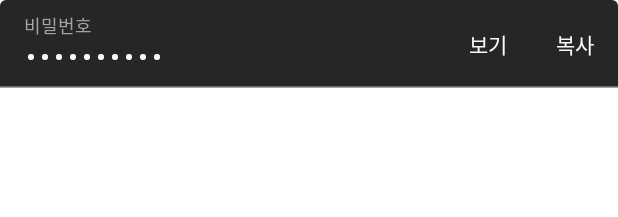
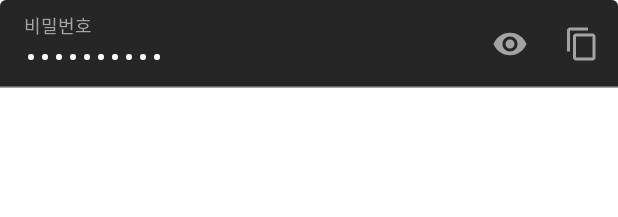
Before and after one commit to carti1108/KeyManage, an Android app built with Jetpack Compose: the @Preview function KMPasswordFieldPreview, on a phone screen of 412 x 824 dp. Shown: the top 217 px of the screen. Run offline under Robolectric (Android 15) with nearby library versions, the phone set to English and light mode, and no system bars.

Commit message:
feat: Android 디자인 시스템에 M3 위쪽 바·입력 칸·아이콘 추가
KMTopBar·KMScreen은 M3 TopAppBar를, KMTextField는 M3 Filled 필드를 감싼다. KMIcons는 Material Icons 경로만 담아 의존성을 늘리지 않는다. 테마가 비워 두던 M3 표면·컨테이너 색을 무채색 토큰으로 채운다. 컴포넌트 계약 검사가 코드와 6.1절 표를 함께 보므로 문서도 같은 커밋에 둔다.

Co-Authored-By: Claude Fable 5.2 <noreply@anthropic.com>

```diff
--- a/Apps/Android/core/designsystem/src/main/kotlin/com/keymanage/android/designsystem/KeyManageTheme.kt
+++ b/Apps/Android/core/designsystem/src/main/kotlin/com/keymanage/android/designsystem/KeyManageTheme.kt
@@ -55,11 +55,31 @@ fun KeyManageColors.toColorScheme(dark: Boolean): ColorScheme {
         onSurface = cardForeground,
         surfaceVariant = muted,
         onSurfaceVariant = mutedForeground,
+        // M3 컴포넌트(대화상자·탭 바·메뉴)가 쓰는 표면 단계와 컨테이너도 무채색 토큰으로 채운다.
+        // 비워 두면 M3 기본 보라 계열이 비친다(design-system.md 1.2 흑백 원칙).
+        surfaceDim = background,
+        surfaceBright = card,
+        surfaceContainerLowest = background,
+        surfaceContainerLow = card,
+        surfaceContainer = card,
+        surfaceContainerHigh = card,
         surfaceContainerHighest = muted,
+        surfaceTint = foreground,
+        inverseSurface = foreground,
+        inverseOnSurface = background,
         primary = primary,
         onPrimary = primaryForeground,
+        primaryContainer = muted,
+        onPrimaryContainer = foreground,
+        inversePrimary = primaryForeground,
         secondary = accent,
         onSecondary = accentForeground,
+        secondaryContainer = muted,
+        onSecondaryContainer = foreground,
+        tertiary = accent,
+        onTertiary = accentForeground,
+        tertiaryContainer = muted,
+        onTertiaryContainer = foreground,
         error = destructive,
         onError = destructiveForeground,
         outline = border,
--- /dev/null
+++ b/Apps/Android/core/designsystem/src/main/kotlin/com/keymanage/android/designsystem/component/KMIcons.kt
@@ -0,0 +1,83 @@
+package com.keymanage.android.designsystem.component
+
+import androidx.compose.ui.graphics.Color
+import androidx.compose.ui.graphics.SolidColor
+import androidx.compose.ui.graphics.vector.ImageVector
+import androidx.compose.ui.graphics.vector.addPathNodes
+import androidx.compose.ui.unit.dp
+
+/**
+ * 화면에서 쓰는 Material Icons(design-system.md 7장, platform-bindings.md 아이콘 표).
+ * 아이콘 라이브러리 의존성을 두지 않으려고 필요한 것만 24dp 경로 데이터로 둔다(Apache-2.0, Google Material Icons).
+ */
+object KMIcons {
+    /** 뒤로 가기(`arrow_back`). */
+    val Back: ImageVector by lazy { icon("ArrowBack", "M20,11H7.83l5.59,-5.59L12,4l-8,8 8,8 1.41,-1.41L7.83,13H20v-2z", autoMirror = true) }
+
+    /** 볼트 잠금(`lock`). */
+    val Lock: ImageVector by lazy {
+        icon(
+            "Lock",
+            "M18,8h-1V6c0,-2.76 -2.24,-5 -5,-5S7,3.24 7,6v2H6c-1.1,0 -2,0.9 -2,2v10c0,1.1 0.9,2 2,2h12c1.1,0 2,-0.9 2,-2V10c0,-1.1 -0.9,-2 -2,-2z" +
+                "M12,17c-1.1,0 -2,-0.9 -2,-2s0.9,-2 2,-2 2,0.9 2,2 -0.9,2 -2,2zM15.1,8H8.9V6c0,-1.71 1.39,-3.1 3.1,-3.1 1.71,0 3.1,1.39 3.1,3.1v2z",
+        )
+    }
+
+    /** 비밀번호 보기(`visibility`). */
+    val Visibility: ImageVector by lazy {
+        icon(
+            "Visibility",
+            "M12,4.5C7,4.5 2.73,7.61 1,12c1.73,4.39 6,7.5 11,7.5s9.27,-3.11 11,-7.5c-1.73,-4.39 -6,-7.5 -11,-7.5z" +
+                "M12,17c-2.76,0 -5,-2.24 -5,-5s2.24,-5 5,-5 5,2.24 5,5 -2.24,5 -5,5zM12,9c-1.66,0 -3,1.34 -3,3s1.34,3 3,3 3,-1.34 3,-3 -1.34,-3 -3,-3z",
+        )
+    }
+
+    /** 비밀번호 숨김(`visibility_off`). */
+    val VisibilityOff: ImageVector by lazy {
+        icon(
+            "VisibilityOff",
+            "M12,7c2.76,0 5,2.24 5,5 0,0.65 -0.13,1.26 -0.36,1.83l2.92,2.92c1.51,-1.26 2.7,-2.89 3.43,-4.75 -1.73,-4.39 -6,-7.5 -11,-7.5 -1.4,0 -2.74,0.25 -3.98,0.7l2.16,2.16C10.74,7.13 11.35,7 12,7z" +
+                "M2,4.27l2.28,2.28 0.46,0.46C3.08,8.3 1.78,10.02 1,12c1.73,4.39 6,7.5 11,7.5 1.55,0 3.03,-0.3 4.38,-0.84l0.42,0.42L19.73,22 21,20.73 3.27,3 2,4.27z" +
+                "M7.53,9.8l1.55,1.55c-0.05,0.21 -0.08,0.43 -0.08,0.65 0,1.66 1.34,3 3,3 0.22,0 0.44,-0.03 0.65,-0.08l1.55,1.55c-0.67,0.33 -1.41,0.53 -2.2,0.53 -2.76,0 -5,-2.24 -5,-5 0,-0.79 0.2,-1.53 0.53,-2.2z" +
+                "M11.84,9.02l3.15,3.15 0.02,-0.16c0,-1.66 -1.34,-3 -3,-3l-0.17,0.01z",
+        )
+    }
+
+    /** 클립보드 복사(`content_copy`). */
+    val Copy: ImageVector by lazy {
+        icon(
+            "ContentCopy",
+            "M16,1H4c-1.1,0 -2,0.9 -2,2v14h2V3h12V1zM19,5H8c-1.1,0 -2,0.9 -2,2v14c0,1.1 0.9,2 2,2h11c1.1,0 2,-0.9 2,-2V7c0,-1.1 -0.9,-2 -2,-2zM19,21H8V7h11v14z",
+        )
+    }
+
+    /** 생성기 탭(`vpn_key`). */
+    val Key: ImageVector by lazy {
+        icon(
+            "VpnKey",
+            "M12.65,10C11.83,7.67 9.61,6 7,6c-3.31,0 -6,2.69 -6,6s2.69,6 6,6c2.61,0 4.83,-1.67 5.65,-4H17v4h4v-4h2v-4H12.65z" +
+                "M7,14c-1.1,0 -2,-0.9 -2,-2s0.9,-2 2,-2 2,0.9 2,2 -0.9,2 -2,2z",
+        )
+    }
+
+    /** 설정 탭(`settings`). */
+    val Settings: ImageVector by lazy {
+        icon(
+            "Settings",
+            "M19.14,12.94c0.04,-0.3 0.06,-0.61 0.06,-0.94c0,-0.32 -0.02,-0.64 -0.07,-0.94l2.03,-1.58c0.18,-0.14 0.23,-0.41 0.12,-0.61l-1.92,-3.32" +
+                "c-0.12,-0.22 -0.37,-0.29 -0.59,-0.22l-2.39,0.96c-0.5,-0.38 -1.03,-0.7 -1.62,-0.94L14.4,2.81c-0.04,-0.24 -0.24,-0.41 -0.48,-0.41h-3.84" +
+                "c-0.24,0 -0.43,0.17 -0.47,0.41L9.25,5.35C8.66,5.59 8.12,5.92 7.63,6.29L5.24,5.33c-0.22,-0.08 -0.47,0 -0.59,0.22L2.74,8.87" +
+                "C2.62,9.08 2.66,9.34 2.86,9.48l2.03,1.58C4.84,11.36 4.8,11.69 4.8,12s0.02,0.64 0.07,0.94l-2.03,1.58c-0.18,0.14 -0.23,0.41 -0.12,0.61" +
+                "l1.92,3.32c0.12,0.22 0.37,0.29 0.59,0.22l2.39,-0.96c0.5,0.38 1.03,0.7 1.62,0.94l0.36,2.54c0.05,0.24 0.24,0.41 0.48,0.41h3.84" +
+                "c0.24,0 0.44,-0.17 0.47,-0.41l0.36,-2.54c0.59,-0.24 1.13,-0.56 1.62,-0.94l2.39,0.96c0.22,0.08 0.47,0 0.59,-0.22l1.92,-3.32" +
+                "c0.12,-0.22 0.07,-0.47 -0.12,-0.61L19.14,12.94zM12,15.6c-1.98,0 -3.6,-1.62 -3.6,-3.6s1.62,-3.6 3.6,-3.6s3.6,1.62 3.6,3.6S13.98,15.6 12,15.6z",
+        )
+    }
+
+    private fun icon(name: String, pathData: String, autoMirror: Boolean = false): ImageVector =
+        ImageVector.Builder(name, SIZE.dp, SIZE.dp, SIZE, SIZE, autoMirror = autoMirror)
+            .addPath(pathData = addPathNodes(pathData), fill = SolidColor(Color.Black))
+            .build()
+
+    private const val SIZE = 24f
+}
--- a/Apps/Android/core/designsystem/src/main/kotlin/com/keymanage/android/designsystem/component/KMPasswordField.kt
+++ b/Apps/Android/core/designsystem/src/main/kotlin/com/keymanage/android/designsystem/component/KMPasswordField.kt
@@ -3,8 +3,9 @@ package com.keymanage.android.designsystem.component
 import androidx.compose.foundation.layout.Row
 import androidx.compose.foundation.layout.fillMaxWidth
 import androidx.compose.foundation.text.KeyboardOptions
+import androidx.compose.material3.Icon
+import androidx.compose.material3.IconButton
 import androidx.compose.material3.Text
-import androidx.compose.material3.TextButton
 import androidx.compose.material3.TextField
 import androidx.compose.runtime.Composable
 import androidx.compose.runtime.LaunchedEffect
@@ -13,8 +14,6 @@ import androidx.compose.runtime.mutableStateOf
 import androidx.compose.runtime.saveable.rememberSaveable
 import androidx.compose.runtime.setValue
 import androidx.compose.ui.Modifier
-import androidx.compose.ui.semantics.contentDescription
-import androidx.compose.ui.semantics.semantics
 import androidx.compose.ui.text.input.KeyboardType
 import androidx.compose.ui.text.input.PasswordVisualTransformation
 import androidx.compose.ui.text.input.VisualTransformation
@@ -63,15 +62,14 @@ fun KMPasswordField(
         keyboardOptions = KeyboardOptions(keyboardType = KeyboardType.Password, autoCorrectEnabled = false),
         trailingIcon = {
             Row {
-                TextButton(
-                    onClick = { isSecured = !isSecured },
-                    modifier = Modifier.semantics { contentDescription = if (isSecured) "비밀번호 표시" else "비밀번호 숨김" },
-                ) { Text(if (isSecured) "보기" else "숨기기") }
+                IconButton(onClick = { isSecured = !isSecured }) {
+                    Icon(
+                        if (isSecured) KMIcons.Visibility else KMIcons.VisibilityOff,
+                        contentDescription = if (isSecured) "비밀번호 표시" else "비밀번호 숨김",
+                    )
+                }
                 if (showCopyAction) {
-                    TextButton(
-                        onClick = onCopy,
-                        modifier = Modifier.semantics { contentDescription = "비밀번호 복사" },
-                    ) { Text("복사") }
+                    IconButton(onClick = onCopy) { Icon(KMIcons.Copy, contentDescription = "비밀번호 복사") }
                 }
             }
         },
```
Also changed, not shown: Apps/Android/core/designsystem/src/main/kotlin/com/keymanage/android/designsystem/component/KMTextField.kt (added, +45 -0 lines), Apps/Android/core/designsystem/src/main/kotlin/com/keymanage/android/designsystem/component/KMTopBar.kt (added, +79 -0 lines), 3 other files.
